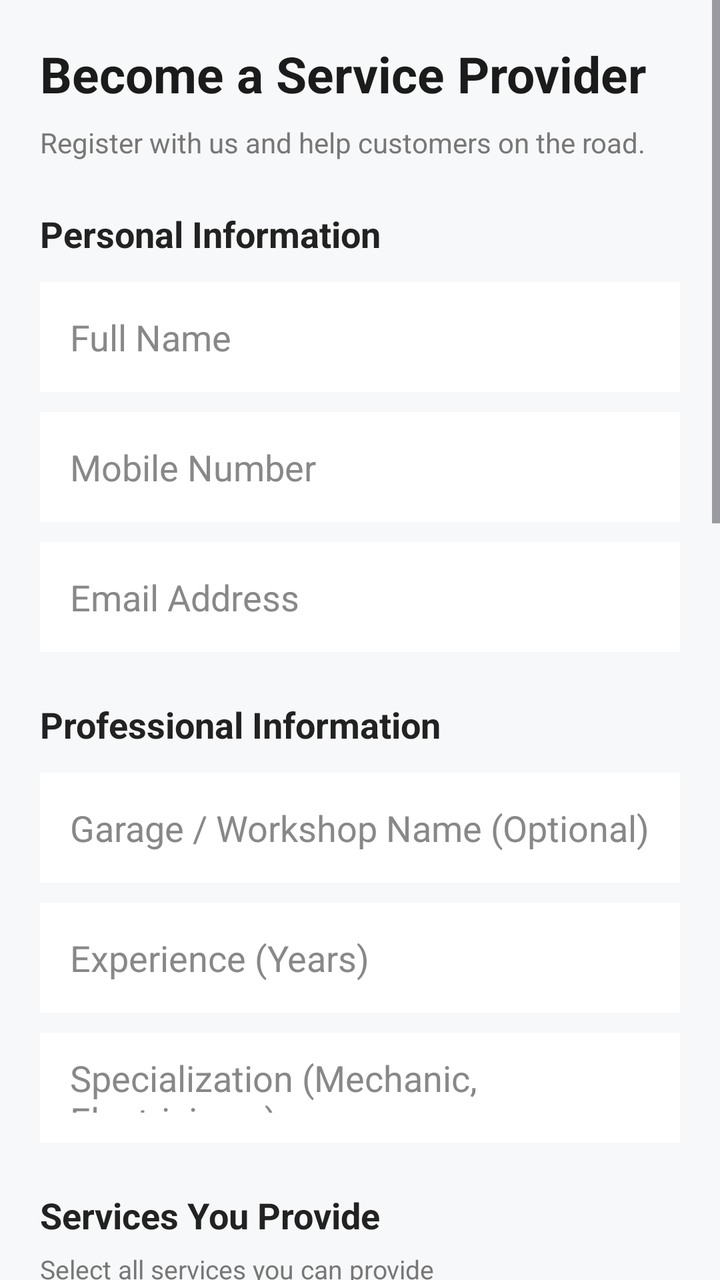
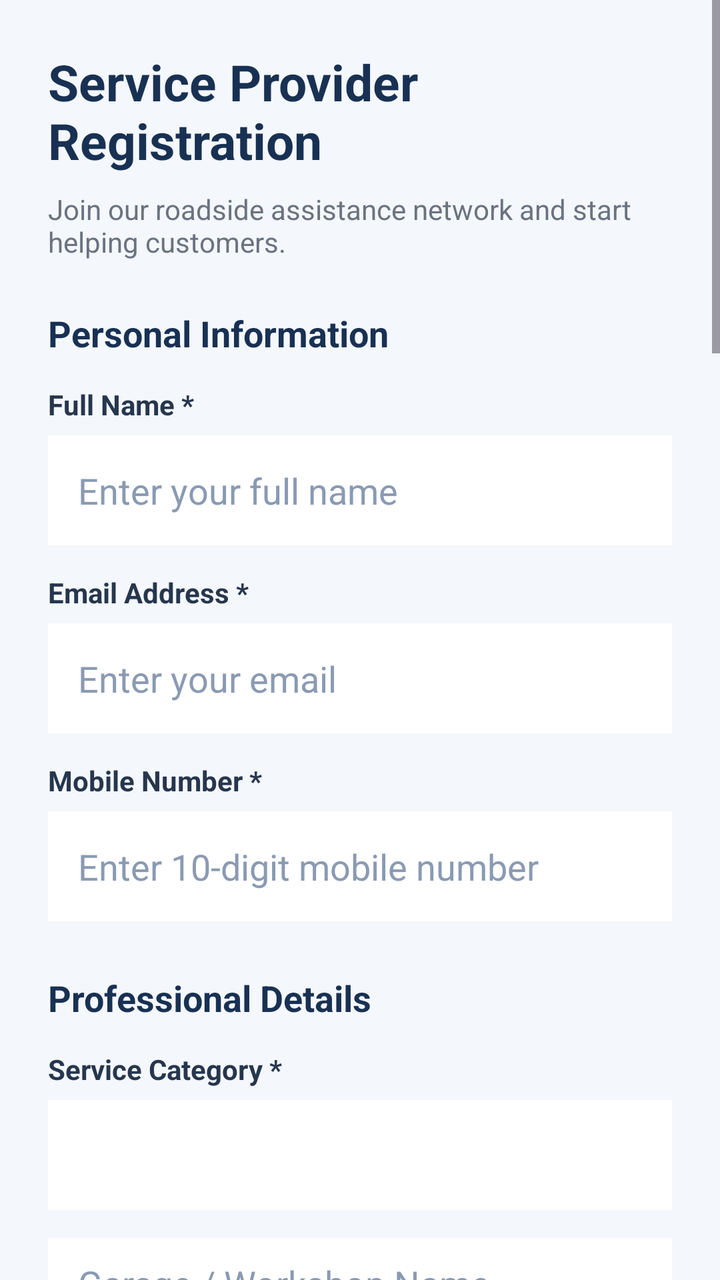

Compare the two renders of this Android layout. The source of the first and the diff that turns it into the second are given below.
<!-- AndroidManifest.xml: application theme Theme.RoadsideAssistance -->
<!-- res/layout/activity_provider_registration.xml -->
<?xml version="1.0" encoding="utf-8"?>
<ScrollView xmlns:android="http://schemas.android.com/apk/res/android"
    android:layout_width="match_parent"
    android:layout_height="match_parent"
    android:background="#F7F8FA"
    android:fillViewport="true">

    <LinearLayout
        android:layout_width="match_parent"
        android:layout_height="wrap_content"
        android:orientation="vertical"
        android:padding="20dp">

        <TextView
            android:layout_width="wrap_content"
            android:layout_height="wrap_content"
            android:text="Become a Service Provider"
            android:textColor="#1B1B1B"
            android:textSize="25sp"
            android:textStyle="bold" />

        <TextView
            android:layout_width="match_parent"
            android:layout_height="wrap_content"
            android:layout_marginTop="8dp"
            android:text="Register with us and help customers on the road."
            android:textColor="#777777"
            android:textSize="14sp" />

        

        <TextView
            android:layout_width="match_parent"
            android:layout_height="wrap_content"
            android:layout_marginTop="24dp"
            android:text="Personal Information"
            android:textColor="#222222"
            android:textSize="18sp"
            android:textStyle="bold" />

        <EditText
            android:id="@+id/etProviderFullName"
            android:layout_width="match_parent"
            android:layout_height="55dp"
            android:layout_marginTop="12dp"
            android:background="#FFFFFF"
            android:hint="Full Name"
            android:padding="15dp"
            android:textColor="#222222"
            android:textColorHint="#888888"
            android:inputType="textPersonName" />

        <EditText
            android:id="@+id/etProviderPhone"
            android:layout_width="match_parent"
            android:layout_height="55dp"
            android:layout_marginTop="10dp"
            android:background="#FFFFFF"
            android:hint="Mobile Number"
            android:padding="15dp"
            android:textColor="#222222"
            android:textColorHint="#888888"
            android:inputType="phone"
            android:maxLength="10" />

        <EditText
            android:id="@+id/etProviderEmail"
            android:layout_width="match_parent"
            android:layout_height="55dp"
            android:layout_marginTop="10dp"
            android:background="#FFFFFF"
            android:hint="Email Address"
            android:padding="15dp"
            android:textColor="#222222"
            android:textColorHint="#888888"
            android:inputType="textEmailAddress" />

        

        <TextView
            android:layout_width="match_parent"
            android:layout_height="wrap_content"
            android:layout_marginTop="24dp"
            android:text="Professional Information"
            android:textColor="#222222"
            android:textSize="18sp"
            android:textStyle="bold" />

        <EditText
            android:id="@+id/etProviderGarage"
            android:layout_width="match_parent"
            android:layout_height="55dp"
            android:layout_marginTop="12dp"
            android:background="#FFFFFF"
            android:hint="Garage / Workshop Name (Optional)"
            android:padding="15dp"
            android:textColor="#222222"
            android:textColorHint="#888888" />

        <EditText
            android:id="@+id/etProviderExperience"
            android:layout_width="match_parent"
            android:layout_height="55dp"
            android:layout_marginTop="10dp"
            android:background="#FFFFFF"
            android:hint="Experience (Years)"
            android:padding="15dp"
            android:textColor="#222222"
            android:textColorHint="#888888"
            android:inputType="number" />

        <EditText
            android:id="@+id/etProviderSpecialization"
            android:layout_width="match_parent"
            android:layout_height="55dp"
            android:layout_marginTop="10dp"
            android:background="#FFFFFF"
            android:hint="Specialization (Mechanic, Electrician...)"
            android:padding="15dp"
            android:textColor="#222222"
            android:textColorHint="#888888" />

        

        <TextView
            android:layout_width="match_parent"
            android:layout_height="wrap_content"
            android:layout_marginTop="24dp"
            android:text="Services You Provide"
            android:textColor="#222222"
            android:textSize="18sp"
            android:textStyle="bold" />

        <TextView
            android:layout_width="match_parent"
            android:layout_height="wrap_content"
            android:layout_marginTop="6dp"
            android:text="Select all services you can provide"
            android:textColor="#777777"
            android:textSize="13sp" />

        <CheckBox
            android:id="@+id/cbBikeRepair"
            android:layout_width="match_parent"
            android:layout_height="wrap_content"
            android:layout_marginTop="8dp"
            android:text="Bike Repair"
            android:textColor="#333333" />

        <CheckBox
            android:id="@+id/cbCarRepair"
            android:layout_width="match_parent"
            android:layout_height="wrap_content"
            android:text="Car Repair"
            android:textColor="#333333" />

        <CheckBox
            android:id="@+id/cbBattery"
            android:layout_width="match_parent"
            android:layout_height="wrap_content"
            android:text="Battery Assistance / Jump Start"
            android:textColor="#333333" />

        <CheckBox
            android:id="@+id/cbTowing"
            android:layout_width="match_parent"
            android:layout_height="wrap_content"
            android:text="Towing Assistance"
            android:textColor="#333333" />

        <CheckBox
            android:id="@+id/cbMaintenance"
            android:layout_width="match_parent"
            android:layout_height="wrap_content"
            android:text="General Maintenance"
            android:textColor="#333333" />

        <CheckBox
            android:id="@+id/cbEmergency"
            android:layout_width="match_parent"
            android:layout_height="wrap_content"
            android:text="Emergency Roadside Repair"
            android:textColor="#333333" />

        

        <TextView
            android:layout_width="match_parent"
            android:layout_height="wrap_content"
            android:layout_marginTop="24dp"
            android:text="Service Location"
            android:textColor="#222222"
            android:textSize="18sp"
            android:textStyle="bold" />

        <EditText
            android:id="@+id/etProviderCity"
            android:layout_width="match_parent"
            android:layout_height="55dp"
            android:layout_marginTop="12dp"
            android:background="#FFFFFF"
            android:hint="City"
            android:padding="15dp"
            android:textColor="#222222"
            android:textColorHint="#888888" />

        <EditText
            android:id="@+id/etProviderPincode"
            android:layout_width="match_parent"
            android:layout_height="55dp"
            android:layout_marginTop="10dp"
            android:background="#FFFFFF"
            android:hint="Pincode"
            android:padding="15dp"
            android:textColor="#222222"
            android:textColorHint="#888888"
            android:inputType="number"
            android:maxLength="6" />

        <EditText
            android:id="@+id/etProviderServiceArea"
            android:layout_width="match_parent"
            android:layout_height="100dp"
            android:layout_marginTop="10dp"
            android:background="#FFFFFF"
            android:gravity="top"
            android:hint="Areas you can cover"
            android:padding="15dp"
            android:textColor="#222222"
            android:textColorHint="#888888"
            android:inputType="textMultiLine" />

        

        <TextView
            android:layout_width="match_parent"
            android:layout_height="wrap_content"
            android:layout_marginTop="24dp"
            android:text="Availability"
            android:textColor="#222222"
            android:textSize="18sp"
            android:textStyle="bold" />

        <EditText
            android:id="@+id/etProviderAvailableDays"
            android:layout_width="match_parent"
            android:layout_height="55dp"
            android:layout_marginTop="12dp"
            android:background="#FFFFFF"
            android:hint="Available Days (e.g. Mon-Sat)"
            android:padding="15dp"
            android:textColor="#222222"
            android:textColorHint="#888888" />

        <EditText
            android:id="@+id/etProviderWorkingHours"
            android:layout_width="match_parent"
            android:layout_height="55dp"
            android:layout_marginTop="10dp"
            android:background="#FFFFFF"
            android:hint="Working Hours (e.g. 9 AM - 8 PM)"
            android:padding="15dp"
            android:textColor="#222222"
            android:textColorHint="#888888" />

        

        <Button
            android:id="@+id/btnSubmitProviderRegistration"
            android:layout_width="match_parent"
            android:layout_height="55dp"
            android:layout_marginTop="30dp"
            android:backgroundTint="#F57C00"
            android:text="Submit Application"
            android:textColor="#FFFFFF"
            android:textSize="16sp"
            android:textStyle="bold" />

        <TextView
            android:layout_width="match_parent"
            android:layout_height="wrap_content"
            android:layout_marginTop="12dp"
            android:layout_marginBottom="20dp"
            android:gravity="center"
            android:text="Your application will be reviewed by our admin team."
            android:textColor="#777777"
            android:textSize="13sp" />

    </LinearLayout>
</ScrollView>
<!-- resources referenced by this layout -->
<resources>
  <style name="Theme.RoadsideAssistance" parent="Base.Theme.RoadsideAssistance" />
  <style name="Base.Theme.RoadsideAssistance" parent="Theme.Material3.DayNight.NoActionBar">
          
          
      </style>
</resources>

<!-- the commit's change to res/layout/activity_provider_registration.xml (unified diff, before → after) -->
@@ -2,20 +2,21 @@
 <ScrollView xmlns:android="http://schemas.android.com/apk/res/android"
     android:layout_width="match_parent"
     android:layout_height="match_parent"
-    android:background="#F7F8FA"
+    android:background="#F4F7FB"
     android:fillViewport="true">
 
     <LinearLayout
         android:layout_width="match_parent"
         android:layout_height="wrap_content"
         android:orientation="vertical"
-        android:padding="20dp">
-
-        <TextView
-            android:layout_width="wrap_content"
-            android:layout_height="wrap_content"
-            android:text="Become a Service Provider"
-            android:textColor="#1B1B1B"
+        android:padding="24dp">
+
+        
+        <TextView
+            android:layout_width="match_parent"
+            android:layout_height="wrap_content"
+            android:text="Service Provider Registration"
+            android:textColor="#183153"
             android:textSize="25sp"
             android:textStyle="bold" />
 
@@ -23,8 +24,8 @@
             android:layout_width="match_parent"
             android:layout_height="wrap_content"
             android:layout_marginTop="8dp"
-            android:text="Register with us and help customers on the road."
-            android:textColor="#777777"
+            android:text="Join our roadside assistance network and start helping customers."
+            android:textColor="#6B7280"
             android:textSize="14sp" />
 
         
@@ -34,100 +35,142 @@
             android:layout_height="wrap_content"
             android:layout_marginTop="24dp"
             android:text="Personal Information"
-            android:textColor="#222222"
-            android:textSize="18sp"
+            android:textColor="#183153"
+            android:textSize="18sp"
+            android:textStyle="bold" />
+
+        <TextView
+            android:layout_width="match_parent"
+            android:layout_height="wrap_content"
+            android:layout_marginTop="14dp"
+            android:text="Full Name *"
+            android:textColor="#26364D"
             android:textStyle="bold" />
 
         <EditText
             android:id="@+id/etProviderFullName"
             android:layout_width="match_parent"
             android:layout_height="55dp"
-            android:layout_marginTop="12dp"
-            android:background="#FFFFFF"
-            android:hint="Full Name"
-            android:padding="15dp"
-            android:textColor="#222222"
-            android:textColorHint="#888888"
+            android:layout_marginTop="6dp"
+            android:background="#FFFFFF"
+            android:hint="Enter your full name"
+            android:padding="15dp"
+            android:textColor="#222222"
+            android:textColorHint="#8A9AB3"
             android:inputType="textPersonName" />
 
+        <TextView
+            android:layout_width="match_parent"
+            android:layout_height="wrap_content"
+            android:layout_marginTop="14dp"
+            android:text="Email Address *"
+            android:textColor="#26364D"
+            android:textStyle="bold" />
+
+        <EditText
+            android:id="@+id/etProviderEmail"
+            android:layout_width="match_parent"
+            android:layout_height="55dp"
+            android:layout_marginTop="6dp"
+            android:background="#FFFFFF"
+            android:hint="Enter your email"
+            android:padding="15dp"
+            android:textColor="#222222"
+            android:textColorHint="#8A9AB3"
+            android:inputType="textEmailAddress" />
+
+        <TextView
+            android:layout_width="match_parent"
+            android:layout_height="wrap_content"
+            android:layout_marginTop="14dp"
+            android:text="Mobile Number *"
+            android:textColor="#26364D"
+            android:textStyle="bold" />
+
         <EditText
             android:id="@+id/etProviderPhone"
             android:layout_width="match_parent"
             android:layout_height="55dp"
-            android:layout_marginTop="10dp"
-            android:background="#FFFFFF"
-            android:hint="Mobile Number"
-            android:padding="15dp"
-            android:textColor="#222222"
-            android:textColorHint="#888888"
+            android:layout_marginTop="6dp"
+            android:background="#FFFFFF"
+            android:hint="Enter 10-digit mobile number"
+            android:padding="15dp"
+            android:textColor="#222222"
+            android:textColorHint="#8A9AB3"
             android:inputType="phone"
             android:maxLength="10" />
 
-        <EditText
-            android:id="@+id/etProviderEmail"
+        
+
+        <TextView
+            android:layout_width="match_parent"
+            android:layout_height="wrap_content"
+            android:layout_marginTop="26dp"
+            android:text="Professional Details"
+            android:textColor="#183153"
+            android:textSize="18sp"
+            android:textStyle="bold" />
+
+        <TextView
+            android:layout_width="match_parent"
+            android:layout_height="wrap_content"
+            android:layout_marginTop="14dp"
+            android:text="Service Category *"
+            android:textColor="#26364D"
+            android:textStyle="bold" />
+
+        <Spinner
+            android:id="@+id/spProviderServiceCategory"
+            android:layout_width="match_parent"
+            android:layout_height="55dp"
+            android:layout_marginTop="6dp"
+            android:background="#FFFFFF"
+            android:paddingHorizontal="12dp" />
+
+        <EditText
+            android:id="@+id/etProviderGarage"
+            android:layout_width="match_parent"
+            android:layout_height="55dp"
+            android:layout_marginTop="14dp"
+            android:background="#FFFFFF"
+            android:hint="Garage / Workshop Name (Optional)"
+            android:padding="15dp"
+            android:textColor="#222222"
+            android:textColorHint="#8A9AB3" />
+
+        <EditText
+            android:id="@+id/etProviderExperience"
             android:layout_width="match_parent"
             android:layout_height="55dp"
             android:layout_marginTop="10dp"
             android:background="#FFFFFF"
-            android:hint="Email Address"
-            android:padding="15dp"
-            android:textColor="#222222"
-            android:textColorHint="#888888"
-            android:inputType="textEmailAddress" />
-
-        
-
-        <TextView
-            android:layout_width="match_parent"
-            android:layout_height="wrap_content"
-            android:layout_marginTop="24dp"
-            android:text="Professional Information"
-            android:textColor="#222222"
-            android:textSize="18sp"
-            android:textStyle="bold" />
-
-        <EditText
-            android:id="@+id/etProviderGarage"
-            android:layout_width="match_parent"
-            android:layout_height="55dp"
-            android:layout_marginTop="12dp"
-            android:background="#FFFFFF"
-            android:hint="Garage / Workshop Name (Optional)"
-            android:padding="15dp"
-            android:textColor="#222222"
-            android:textColorHint="#888888" />
-
-        <EditText
-            android:id="@+id/etProviderExperience"
-            android:layout_width="match_parent"
-            android:layout_height="55dp"
+            android:hint="Experience (Years)"
+            android:padding="15dp"
+            android:textColor="#222222"
+            android:textColorHint="#8A9AB3"
+            android:inputType="number" />
+
+        <EditText
+            android:id="@+id/etProviderSpecialization"
+            android:layout_width="match_parent"
+            android:layout_height="80dp"
             android:layout_marginTop="10dp"
             android:background="#FFFFFF"
-            android:hint="Experience (Years)"
-            android:padding="15dp"
-            android:textColor="#222222"
-            android:textColorHint="#888888"
-            android:inputType="number" />
-
-        <EditText
-            android:id="@+id/etProviderSpecialization"
-            android:layout_width="match_parent"
-            android:layout_height="55dp"
-            android:layout_marginTop="10dp"
-            android:background="#FFFFFF"
-            android:hint="Specialization (Mechanic, Electrician...)"
-            android:padding="15dp"
-            android:textColor="#222222"
-            android:textColorHint="#888888" />
-
-        
-
-        <TextView
-            android:layout_width="match_parent"
-            android:layout_height="wrap_content"
-            android:layout_marginTop="24dp"
-            android:text="Services You Provide"
-            android:textColor="#222222"
+            android:gravity="top"
+            android:hint="Specialization (e.g. Engine repair, puncture repair, EV diagnostics)"
+            android:padding="15dp"
+            android:textColor="#222222"
+            android:textColorHint="#8A9AB3"
+            android:inputType="textMultiLine" />
+
+        
+
+        <TextView
+            android:layout_width="match_parent"
+            android:layout_height="wrap_content"
+            android:layout_marginTop="26dp"
+            android:text="Basic Roadside Services"
+            android:textColor="#183153"
             android:textSize="18sp"
             android:textStyle="bold" />
 
@@ -135,8 +178,8 @@
             android:layout_width="match_parent"
             android:layout_height="wrap_content"
             android:layout_marginTop="6dp"
-            android:text="Select all services you can provide"
-            android:textColor="#777777"
+            android:text="Select the normal roadside services you can provide."
+            android:textColor="#6B7280"
             android:textSize="13sp" />
 
         <CheckBox
@@ -145,51 +188,51 @@
             android:layout_height="wrap_content"
             android:layout_marginTop="8dp"
             android:text="Bike Repair"
-            android:textColor="#333333" />
+            android:textColor="#26364D" />
 
         <CheckBox
             android:id="@+id/cbCarRepair"
             android:layout_width="match_parent"
             android:layout_height="wrap_content"
             android:text="Car Repair"
-            android:textColor="#333333" />
+            android:textColor="#26364D" />
 
         <CheckBox
             android:id="@+id/cbBattery"
             android:layout_width="match_parent"
             android:layout_height="wrap_content"
             android:text="Battery Assistance / Jump Start"
-            android:textColor="#333333" />
+            android:textColor="#26364D" />
 
         <CheckBox
             android:id="@+id/cbTowing"
             android:layout_width="match_parent"
             android:layout_height="wrap_content"
             android:text="Towing Assistance"
-            android:textColor="#333333" />
+            android:textColor="#26364D" />
 
         <CheckBox
             android:id="@+id/cbMaintenance"
             android:layout_width="match_parent"
             android:layout_height="wrap_content"
             android:text="General Maintenance"
-            android:textColor="#333333" />
+            android:textColor="#26364D" />
 
         <CheckBox
             android:id="@+id/cbEmergency"
             android:layout_width="match_parent"
             android:layout_height="wrap_content"
             android:text="Emergency Roadside Repair"
-            android:textColor="#333333" />
-
-        
-
-        <TextView
-            android:layout_width="match_parent"
-            android:layout_height="wrap_content"
-            android:layout_marginTop="24dp"
+            android:textColor="#26364D" />
+
+        
+
+        <TextView
+            android:layout_width="match_parent"
+            android:layout_height="wrap_content"
+            android:layout_marginTop="26dp"
             android:text="Service Location"
-            android:textColor="#222222"
+            android:textColor="#183153"
             android:textSize="18sp"
             android:textStyle="bold" />
 
@@ -199,10 +242,10 @@
             android:layout_height="55dp"
             android:layout_marginTop="12dp"
             android:background="#FFFFFF"
-            android:hint="City"
-            android:padding="15dp"
-            android:textColor="#222222"
-            android:textColorHint="#888888" />
+            android:hint="Enter your city *"
+            android:padding="15dp"
+            android:textColor="#222222"
+            android:textColorHint="#8A9AB3" />
 
         <EditText
             android:id="@+id/etProviderPincode"
@@ -210,10 +253,10 @@
             android:layout_height="55dp"
             android:layout_marginTop="10dp"
             android:background="#FFFFFF"
-            android:hint="Pincode"
-            android:padding="15dp"
-            android:textColor="#222222"
-            android:textColorHint="#888888"
+            android:hint="6-digit pincode *"
+            android:padding="15dp"
+            android:textColor="#222222"
+            android:textColorHint="#8A9AB3"
             android:inputType="number"
             android:maxLength="6" />
 
@@ -224,10 +267,10 @@
             android:layout_marginTop="10dp"
             android:background="#FFFFFF"
             android:gravity="top"
-            android:hint="Areas you can cover"
-            android:padding="15dp"
-            android:textColor="#222222"
-            android:textColorHint="#888888"
+            android:hint="Areas / localities you cover"
+            android:padding="15dp"
+            android:textColor="#222222"
+            android:textColorHint="#8A9AB3"
             android:inputType="textMultiLine" />
 
         
@@ -235,33 +278,114 @@
         <TextView
             android:layout_width="match_parent"
             android:layout_height="wrap_content"
-            android:layout_marginTop="24dp"
+            android:layout_marginTop="26dp"
             android:text="Availability"
-            android:textColor="#222222"
-            android:textSize="18sp"
-            android:textStyle="bold" />
-
-        <EditText
-            android:id="@+id/etProviderAvailableDays"
-            android:layout_width="match_parent"
-            android:layout_height="55dp"
+            android:textColor="#183153"
+            android:textSize="18sp"
+            android:textStyle="bold" />
+
+        <TextView
+            android:layout_width="match_parent"
+            android:layout_height="wrap_content"
             android:layout_marginTop="12dp"
-            android:background="#FFFFFF"
-            android:hint="Available Days (e.g. Mon-Sat)"
-            android:padding="15dp"
-            android:textColor="#222222"
-            android:textColorHint="#888888" />
+            android:text="Available Days"
+            android:textColor="#26364D"
+            android:textStyle="bold" />
+
+        <CheckBox
+            android:id="@+id/cbMonday"
+            android:layout_width="match_parent"
+            android:layout_height="wrap_content"
+            android:text="Monday"
+            android:textColor="#26364D" />
+
+        <CheckBox
+            android:id="@+id/cbTuesday"
+            android:layout_width="match_parent"
+            android:layout_height="wrap_content"
+            android:text="Tuesday"
+            android:textColor="#26364D" />
+
+        <CheckBox
+            android:id="@+id/cbWednesday"
+            android:layout_width="match_parent"
+            android:layout_height="wrap_content"
+            android:text="Wednesday"
+            android:textColor="#26364D" />
+
+        <CheckBox
+            android:id="@+id/cbThursday"
+            android:layout_width="match_parent"
+            android:layout_height="wrap_content"
+            android:text="Thursday"
+            android:textColor="#26364D" />
+
+        <CheckBox
+            android:id="@+id/cbFriday"
+            android:layout_width="match_parent"
+            android:layout_height="wrap_content"
+            android:text="Friday"
+            android:textColor="#26364D" />
+
+        <CheckBox
+            android:id="@+id/cbSaturday"
+            android:layout_width="match_parent"
+            android:layout_height="wrap_content"
+            android:text="Saturday"
+            android:textColor="#26364D" />
+
+        <CheckBox
+            android:id="@+id/cbSunday"
+            android:layout_width="match_parent"
+            android:layout_height="wrap_content"
+            android:text="Sunday"
+            android:textColor="#26364D" />
 
         <EditText
             android:id="@+id/etProviderWorkingHours"
             android:layout_width="match_parent"
             android:layout_height="55dp"
+            android:layout_marginTop="12dp"
+            android:background="#FFFFFF"
+            android:hint="Working Hours (e.g. 9:00 AM - 8:00 PM)"
+            android:padding="15dp"
+            android:textColor="#222222"
+            android:textColorHint="#8A9AB3" />
+
+        
+
+        <TextView
+            android:layout_width="match_parent"
+            android:layout_height="wrap_content"
+            android:layout_marginTop="26dp"
+            android:text="Account Security"
+            android:textColor="#183153"
+            android:textSize="18sp"
+            android:textStyle="bold" />
+
+        <EditText
+            android:id="@+id/etProviderPassword"
+            android:layout_width="match_parent"
+            android:layout_height="55dp"
+            android:layout_marginTop="12dp"
+            android:background="#FFFFFF"
+            android:hint="Create a password *"
+            android:padding="15dp"
+            android:textColor="#222222"
+            android:textColorHint="#8A9AB3"
+            android:inputType="textPassword" />
+
+        <EditText
+            android:id="@+id/etProviderConfirmPassword"
+            android:layout_width="match_parent"
+            android:layout_height="55dp"
             android:layout_marginTop="10dp"
             android:background="#FFFFFF"
-            android:hint="Working Hours (e.g. 9 AM - 8 PM)"
-            android:padding="15dp"
-            android:textColor="#222222"
-            android:textColorHint="#888888" />
+            android:hint="Confirm your password *"
+            android:padding="15dp"
+            android:textColor="#222222"
+            android:textColorHint="#8A9AB3"
+            android:inputType="textPassword" />
 
         
 
@@ -270,8 +394,9 @@
             android:layout_width="match_parent"
             android:layout_height="55dp"
             android:layout_marginTop="30dp"
-            android:backgroundTint="#F57C00"
-            android:text="Submit Application"
+            android:backgroundTint="#2563EB"
+            android:text="Register as Service Provider"
+            android:textAllCaps="false"
             android:textColor="#FFFFFF"
             android:textSize="16sp"
             android:textStyle="bold" />
